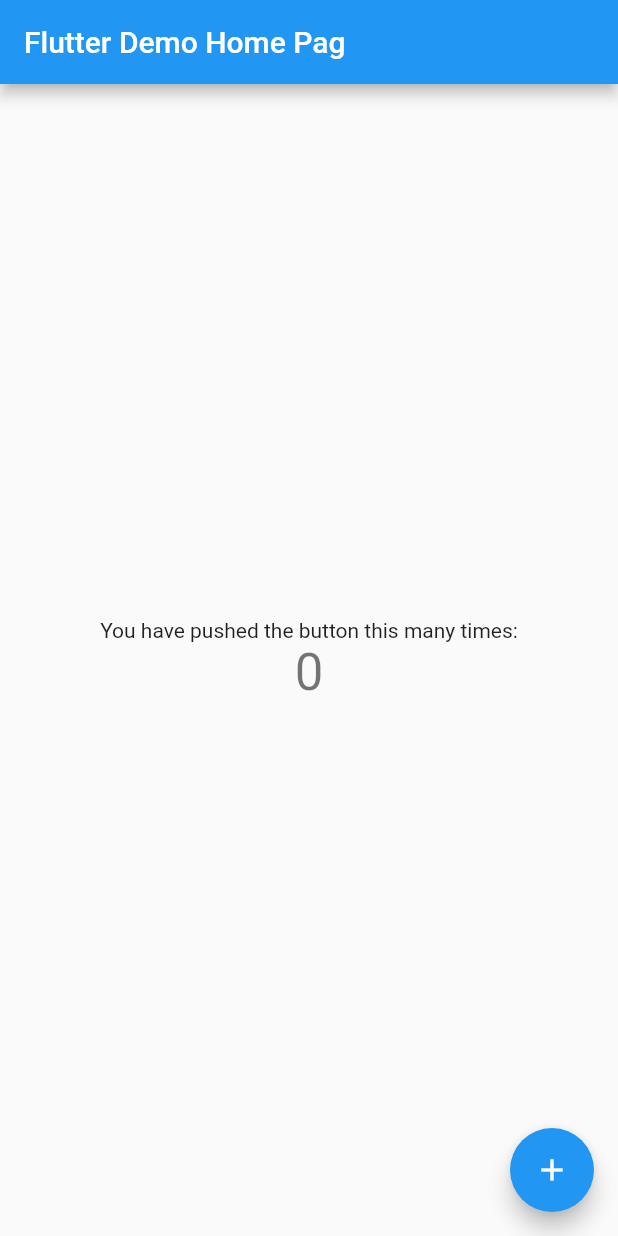
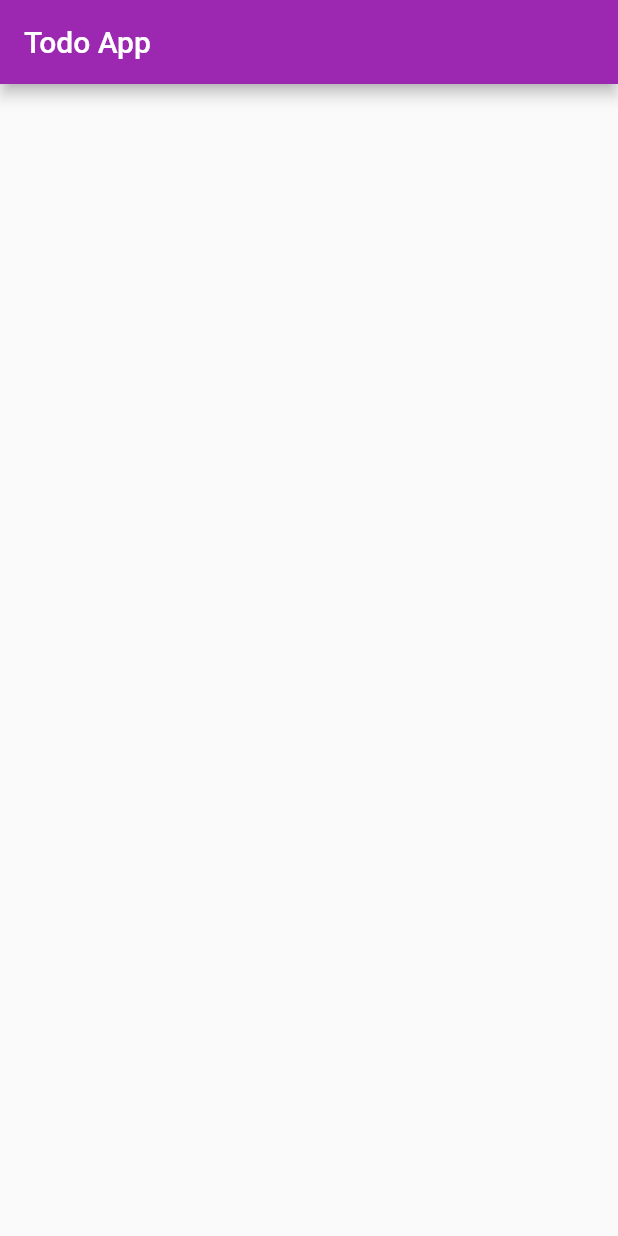
Before and after one commit to darcipons/todo_flutter, a Flutter app: the screen it shows after launch, on a phone screen of 412 x 824 dp. Run offline on Flutter 3.47's test engine with Material 2 defaults, Android fonts, the phone set to English and light mode, and no system bars.

Commit message:
added ui layout to readme

```diff
--- a/lib/main.dart
+++ b/lib/main.dart
@@ -1,111 +1,19 @@
 import 'package:flutter/material.dart';
 
-void main() => runApp(MyApp());
+void main() => runApp(
+      MaterialApp(
+        home: ToDo(),
+      ),
+    );
 
-class MyApp extends StatelessWidget {
-  // This widget is the root of your application.
+class ToDo extends StatelessWidget {
   @override
   Widget build(BuildContext context) {
-    return MaterialApp(
-      title: 'Flutter Demo',
-      theme: ThemeData(
-        // This is the theme of your application.
-        //
-        // Try running your application with "flutter run". You'll see the
-        // application has a blue toolbar. Then, without quitting the app, try
-        // changing the primarySwatch below to Colors.green and then invoke
-        // "hot reload" (press "r" in the console where you ran "flutter run",
-        // or simply save your changes to "hot reload" in a Flutter IDE).
-        // Notice that the counter didn't reset back to zero; the application
-        // is not restarted.
-        primarySwatch: Colors.blue,
+    return Scaffold(
+      appBar: AppBar(
+        backgroundColor: Colors.purple[500],
+        title: Text('Todo App'),
       ),
-      home: MyHomePage(title: 'Flutter Demo Home Pag'),
     );
   }
 }
-
-class MyHomePage extends StatefulWidget {
-  MyHomePage({Key key, this.title}) : super(key: key);
-
-  // This widget is the home page of your application. It is stateful, meaning
-  // that it has a State object (defined below) that contains fields that affect
-  // how it looks.
-
-  // This class is the configuration for the state. It holds the values (in this
-  // case the title) provided by the parent (in this case the App widget) and
-  // used by the build method of the State. Fields in a Widget subclass are
-  // always marked "final".
-
-  final String title;
-
-  @override
-  _MyHomePageState createState() => _MyHomePageState();
-}
-
-class _MyHomePageState extends State<MyHomePage> {
-  int _counter = 0;
-
-  void _incrementCounter() {
-    setState(() {
-      // This call to setState tells the Flutter framework that something has
-      // changed in this State, which causes it to rerun the build method below
-      // so that the display can reflect the updated values. If we changed
-      // _counter without calling setState(), then the build method would not be
-      // called again, and so nothing would appear to happen.
-      _counter++;
-    });
-  }
-
-  @override
-  Widget build(BuildContext context) {
-    // This method is rerun every time setState is called, for instance as done
-    // by the _incrementCounter method above.
-    //
-    // The Flutter framework has been optimized to make rerunning build methods
-    // fast, so that you can just rebuild anything that needs updating rather
-    // than having to individually change instances of widgets.
-    return Scaffold(
-      appBar: AppBar(
-        // Here we take the value from the MyHomePage object that was created by
-        // the App.build method, and use it to set our appbar title.
-        title: Text(widget.title),
-      ),
-      body: Center(
-        // Center is a layout widget. It takes a single child and positions it
-        // in the middle of the parent.
-        child: Column(
-          // Column is also a layout widget. It takes a list of children and
-          // arranges them vertically. By default, it sizes itself to fit its
-          // children horizontally, and tries to be as tall as its parent.
-          //
-          // Invoke "debug painting" (press "p" in the console, choose the
-          // "Toggle Debug Paint" action from the Flutter Inspector in Android
-          // Studio, or the "Toggle Debug Paint" command in Visual Studio Code)
-          // to see the wireframe for each widget.
-          //
-          // Column has various properties to control how it sizes itself and
-          // how it positions its children. Here we use mainAxisAlignment to
-          // center the children vertically; the main axis here is the vertical
-          // axis because Columns are vertical (the cross axis would be
-          // horizontal).
-          mainAxisAlignment: MainAxisAlignment.center,
-          children: <Widget>[
-            Text(
-              'You have pushed the button this many times:',
-            ),
-            Text(
-              '$_counter',
-              style: Theme.of(context).textTheme.display1,
-            ),
-          ],
-        ),
-      ),
-      floatingActionButton: FloatingActionButton(
-        onPressed: _incrementCounter,
-        tooltip: 'Increment',
-        child: Icon(Icons.add),
-      ), // This trailing comma makes auto-formatting nicer for build methods.
-    );
-  }
-}
```
Also changed, not shown: images/screenshot.png (added), 1 other file.
